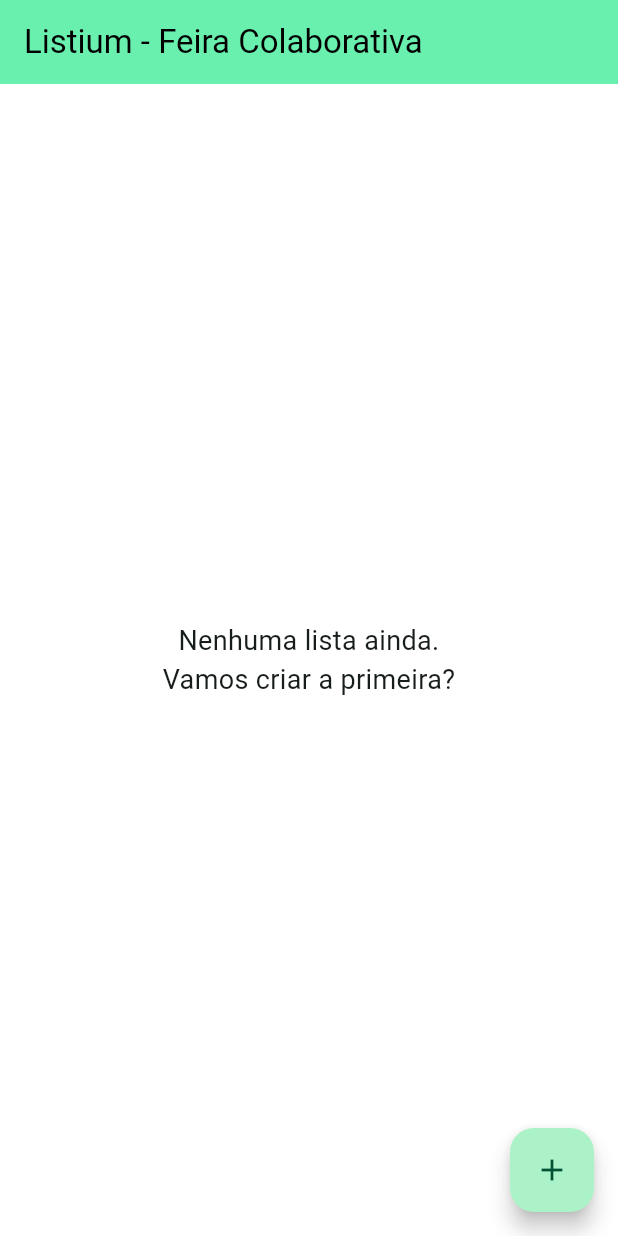
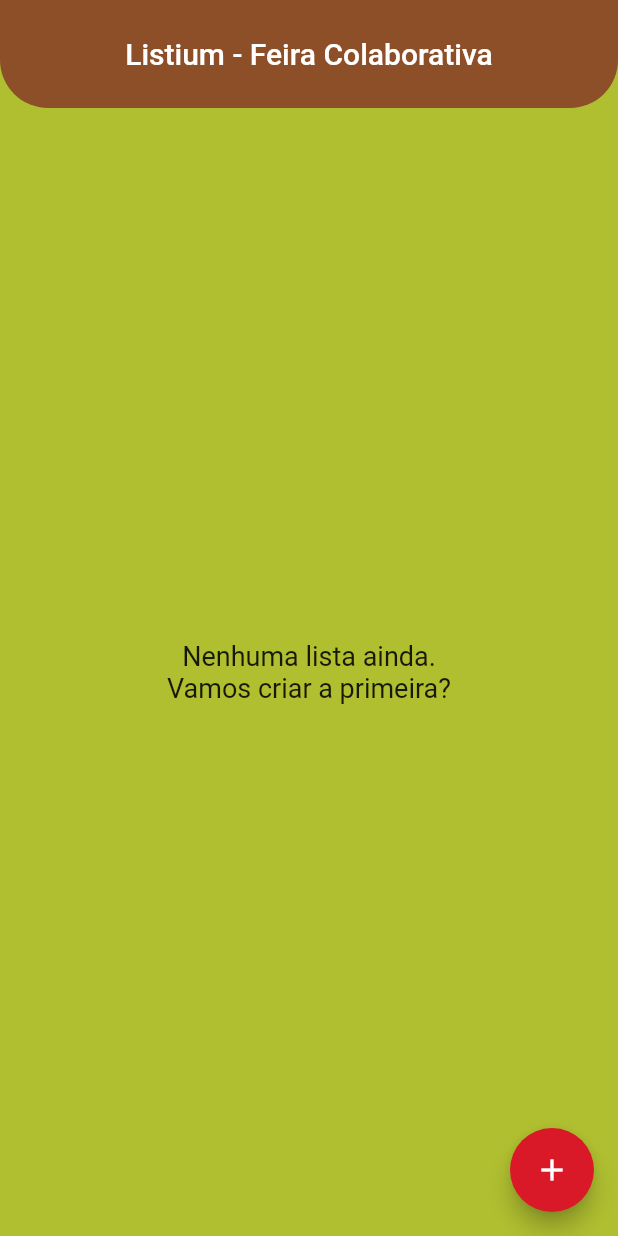
Before and after one commit to John-Rocha/listium, a Flutter app: the screen it shows after launch, on a phone screen of 412 x 824 dp. Run offline on Flutter 3.47's test engine with Material 3 defaults, Android fonts, the phone set to English and light mode, and no system bars; our stand-ins replace another_flushbar, cloud_firestore, firebase_core; accounts and stored records are empty.

Commit message:
feat: define layout

```diff
--- a/lib/core/helpers/string_format_utils.dart
+++ b/lib/core/helpers/string_format_utils.dart
@@ -1,4 +1,4 @@
-extension StringFormatUtils on String {
+extension CaptalizeString on String {
   String capitalize() {
     return '${this[0].toUpperCase()}${substring(1)}';
   }
--- /dev/null
+++ b/lib/core/ui/my_colors.dart
@@ -0,0 +1,122 @@
+import 'package:flutter/material.dart';
+
+class MyColors {
+  static const MaterialColor red = MaterialColor(_redPrimaryValue, <int, Color>{
+    50: Color(0xFFFAE3E5),
+    100: Color(0xFFF4BABF),
+    200: Color(0xFFEC8C94),
+    300: Color(0xFFE45D69),
+    400: Color(0xFFDF3B48),
+    500: Color(_redPrimaryValue),
+    600: Color(0xFFD51524),
+    700: Color(0xFFCF111E),
+    800: Color(0xFFCA0E18),
+    900: Color(0xFFC0080F),
+  });
+  static const int _redPrimaryValue = 0xFFD91828;
+
+  static const MaterialColor redAccent =
+      MaterialColor(_redAccentValue, <int, Color>{
+    100: Color(0xFFFFEBEB),
+    200: Color(_redAccentValue),
+    400: Color(0xFFFF8587),
+    700: Color(0xFFFF6B6E),
+  });
+  static const int _redAccentValue = 0xFFFFB8B9;
+
+  static const MaterialColor blue =
+      MaterialColor(_bluePrimaryValue, <int, Color>{
+    50: Color(0xFFE8EDF4),
+    100: Color(0xFFC5D2E4),
+    200: Color(0xFF9EB5D3),
+    300: Color(0xFF7797C1),
+    400: Color(0xFF5980B3),
+    500: Color(_bluePrimaryValue),
+    600: Color(0xFF36629E),
+    700: Color(0xFF2E5795),
+    800: Color(0xFF274D8B),
+    900: Color(0xFF1A3C7B),
+  });
+  static const int _bluePrimaryValue = 0xFF3C6AA6;
+
+  static const MaterialColor blueAccent =
+      MaterialColor(_blueAccentValue, <int, Color>{
+    100: Color(0xFFB4CCFF),
+    200: Color(_blueAccentValue),
+    400: Color(0xFF4E87FF),
+    700: Color(0xFF3575FF),
+  });
+  static const int _blueAccentValue = 0xFF81A9FF;
+
+  static const MaterialColor green =
+      MaterialColor(_greenPrimaryValue, <int, Color>{
+    50: Color(0xFFF5F7E6),
+    100: Color(0xFFE7ECC1),
+    200: Color(0xFFD7DF98),
+    300: Color(0xFFC7D26E),
+    400: Color(0xFFBBC94F),
+    500: Color(_greenPrimaryValue),
+    600: Color(0xFFA8B92B),
+    700: Color(0xFF9FB124),
+    800: Color(0xFF96A91E),
+    900: Color(0xFF869B13),
+  });
+  static const int _greenPrimaryValue = 0xFFAFBF30;
+
+  static const MaterialColor greenAccent =
+      MaterialColor(_greenAccentValue, <int, Color>{
+    100: Color(0xFFF7FFCE),
+    200: Color(_greenAccentValue),
+    400: Color(0xFFE5FF68),
+    700: Color(0xFFE1FF4E),
+  });
+  static const int _greenAccentValue = 0xFFEEFF9B;
+
+  static const MaterialColor greenlight =
+      MaterialColor(_greenlightPrimaryValue, <int, Color>{
+    50: Color(0xFFF9FAEF),
+    100: Color(0xFFF0F4D6),
+    200: Color(0xFFE6ECBB),
+    300: Color(0xFFDCE4A0),
+    400: Color(0xFFD5DF8B),
+    500: Color(_greenlightPrimaryValue),
+    600: Color(0xFFC8D56F),
+    700: Color(0xFFC1CF64),
+    800: Color(0xFFBACA5A),
+    900: Color(0xFFAEC047),
+  });
+  static const int _greenlightPrimaryValue = 0xFFCDD977;
+
+  static const MaterialColor greenlightAccent =
+      MaterialColor(_greenlightAccentValue, <int, Color>{
+    100: Color(0xFFFFFFFF),
+    200: Color(_greenlightAccentValue),
+    400: Color(0xFFF3FFB2),
+    700: Color(0xFFEFFF98),
+  });
+  static const int _greenlightAccentValue = 0xFFFBFFE5;
+
+  static const MaterialColor brown =
+      MaterialColor(_brownPrimaryValue, <int, Color>{
+    50: Color(0xFFF1EBE8),
+    100: Color(0xFFDDCEC5),
+    200: Color(0xFFC6AD9F),
+    300: Color(0xFFAF8C78),
+    400: Color(0xFF9D745B),
+    500: Color(_brownPrimaryValue),
+    600: Color(0xFF845338),
+    700: Color(0xFF794930),
+    800: Color(0xFF6F4028),
+    900: Color(0xFF5C2F1B),
+  });
+  static const int _brownPrimaryValue = 0xFF8C5B3E;
+
+  static const MaterialColor brownAccent =
+      MaterialColor(_brownAccentValue, <int, Color>{
+    100: Color(0xFFFFB69A),
+    200: Color(_brownAccentValue),
+    400: Color(0xFFFF6C34),
+    700: Color(0xFFFF5A1A),
+  });
+  static const int _brownAccentValue = 0xFFFF9167;
+}
--- a/lib/main.dart
+++ b/lib/main.dart
@@ -1,6 +1,7 @@
 import 'package:firebase_core/firebase_core.dart';
 import 'package:flutter/foundation.dart';
 import 'package:flutter/material.dart';
+import 'package:listium/core/ui/my_colors.dart';
 import 'package:listium/firebase_options.dart';
 import 'package:listium/presentation/home_screen.dart';
 
@@ -21,14 +22,25 @@
       title: 'Listium App',
       debugShowCheckedModeBanner: kDebugMode ? true : false,
       theme: ThemeData(
-        colorScheme: ColorScheme.fromSeed(seedColor: Colors.greenAccent),
+        colorScheme: ColorScheme.fromSeed(seedColor: MyColors.brown),
+        scaffoldBackgroundColor: MyColors.green,
+        floatingActionButtonTheme: const FloatingActionButtonThemeData(
+          backgroundColor: MyColors.red,
+        ),
         appBarTheme: const AppBarTheme(
-          backgroundColor: Colors.greenAccent,
-          foregroundColor: Colors.black,
-          iconTheme: IconThemeData(color: Colors.black),
+          toolbarHeight: 72,
+          centerTitle: true,
+          elevation: 0,
+          shape: RoundedRectangleBorder(
+            borderRadius: BorderRadius.vertical(
+              bottom: Radius.circular(32),
+            ),
+          ),
         ),
-        scaffoldBackgroundColor: Colors.white,
-        useMaterial3: true,
+        listTileTheme: const ListTileThemeData(
+          iconColor: MyColors.blue,
+        ),
+        useMaterial3: false,
       ),
       home: const HomeScreen(),
     );
```
